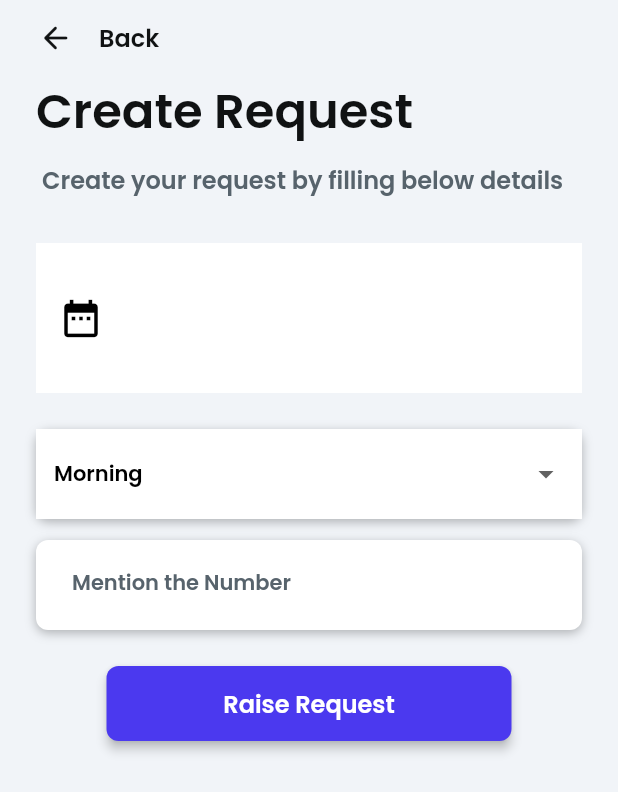
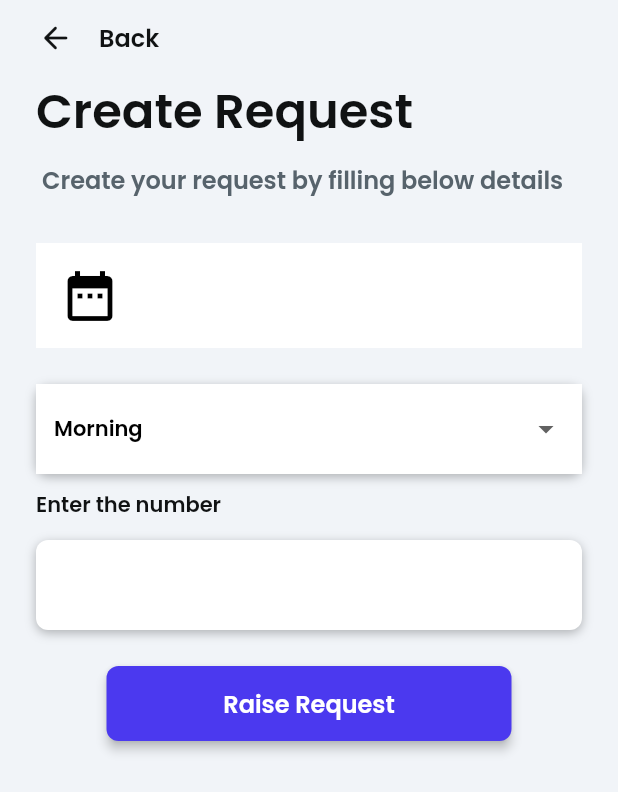
Before and after one commit to nrhdasa/flutterflow_hkmj, a Flutter app: the RequestWidget screen opened by its route, on a phone screen of 412 x 824 dp. Shown: the top 792 px of the screen. Run offline on Flutter 3.47's test engine with Material 2 defaults, Android fonts, the phone set to English and light mode, and no system bars; drawn by our look-alikes of auto_size_text; our stand-ins replace easy_debounce, equatable, flutter_datetime_picker, flutter_spinkit, font_awesome_flutter, go_router and 6 more; missing offline and left inert: json_path; accounts and stored records are empty.

Commit message:
Updating to latest FlutterFlow output.

```diff
--- a/lib/request/request_widget.dart
+++ b/lib/request/request_widget.dart
@@ -94,7 +94,12 @@ class _RequestWidgetState extends State<RequestWidget> {
         ),
       ),
       backgroundColor: FlutterFlowTheme.of(context).primaryBackground,
-      body: Column(
+      body: Container(
+        width: double.infinity,
+        height: double.infinity,
+        decoration: BoxDecoration(),
+        child: SingleChildScrollView(
+          child: Column(
             mainAxisSize: MainAxisSize.max,
             crossAxisAlignment: CrossAxisAlignment.center,
             children: [
@@ -108,9 +113,12 @@ class _RequestWidgetState extends State<RequestWidget> {
                         padding: EdgeInsetsDirectional.fromSTEB(8, 8, 8, 8),
                         child: Text(
                           'Create your request by filling below details',
-                      style: FlutterFlowTheme.of(context).subtitle2.override(
+                          style: FlutterFlowTheme.of(context)
+                              .subtitle2
+                              .override(
                                 fontFamily: 'Poppins',
-                            color: FlutterFlowTheme.of(context).secondaryText,
+                                color:
+                                    FlutterFlowTheme.of(context).secondaryText,
                               ),
                         ),
                       ),
@@ -122,7 +130,7 @@ class _RequestWidgetState extends State<RequestWidget> {
                 padding: EdgeInsetsDirectional.fromSTEB(24, 14, 24, 10),
                 child: Container(
                   width: double.infinity,
-              height: 100,
+                  height: 70,
                   decoration: BoxDecoration(
                     color: FlutterFlowTheme.of(context).primaryBtnText,
                   ),
@@ -141,23 +149,17 @@ class _RequestWidgetState extends State<RequestWidget> {
                     child: Row(
                       mainAxisSize: MainAxisSize.max,
                       children: [
-                    FlutterFlowIconButton(
-                      borderColor: Colors.transparent,
-                      borderRadius: 30,
-                      borderWidth: 1,
-                      buttonSize: 60,
-                      icon: Icon(
+                        Padding(
+                          padding: EdgeInsetsDirectional.fromSTEB(16, 0, 10, 0),
+                          child: Icon(
                             Icons.date_range,
                             color: Colors.black,
-                        size: 30,
+                            size: 40,
                           ),
-                      onPressed: () {
-                        print('IconButton pressed ...');
-                      },
                         ),
                         Text(
                           dateTimeFormat('MMMMEEEEd', datePicked),
-                      style: FlutterFlowTheme.of(context).bodyText1,
+                          style: FlutterFlowTheme.of(context).subtitle2,
                         ),
                       ],
                     ),
@@ -202,6 +204,18 @@ class _RequestWidgetState extends State<RequestWidget> {
                 ),
               ),
               Padding(
+                padding: EdgeInsetsDirectional.fromSTEB(24, 10, 0, 0),
+                child: Container(
+                  width: double.infinity,
+                  height: 20,
+                  decoration: BoxDecoration(),
+                  child: Text(
+                    'Enter the number',
+                    style: FlutterFlowTheme.of(context).bodyText1,
+                  ),
+                ),
+              ),
+              Padding(
                 padding: EdgeInsetsDirectional.fromSTEB(24, 14, 24, 0),
                 child: Container(
                   width: double.infinity,
@@ -221,9 +235,10 @@ class _RequestWidgetState extends State<RequestWidget> {
                     controller: numberController,
                     obscureText: false,
                     decoration: InputDecoration(
-                  labelText: 'Mention the Number',
                       labelStyle: FlutterFlowTheme.of(context).bodyText2,
-                  hintStyle: FlutterFlowTheme.of(context).bodyText1.override(
+                      hintStyle: FlutterFlowTheme.of(context)
+                          .bodyText1
+                          .override(
                             fontFamily: 'Lexend Deca',
                             color: FlutterFlowTheme.of(context).secondaryText,
                             fontSize: 14,
@@ -244,7 +259,7 @@ class _RequestWidgetState extends State<RequestWidget> {
                         borderRadius: BorderRadius.circular(12),
                       ),
                       filled: true,
-                  fillColor: FlutterFlowTheme.of(context).secondaryBackground,
+                      fillColor: Colors.white,
                       contentPadding:
                           EdgeInsetsDirectional.fromSTEB(24, 24, 20, 24),
                     ),
@@ -322,7 +337,8 @@ class _RequestWidgetState extends State<RequestWidget> {
                     color: FlutterFlowTheme.of(context).primaryColor,
                     textStyle: FlutterFlowTheme.of(context).subtitle2.override(
                           fontFamily: 'Poppins',
-                      color: FlutterFlowTheme.of(context).secondaryBackground,
+                          color:
+                              FlutterFlowTheme.of(context).secondaryBackground,
                           fontSize: 16,
                         ),
                     elevation: 3,
@@ -336,6 +352,8 @@ class _RequestWidgetState extends State<RequestWidget> {
               ),
             ],
           ),
+        ),
+      ),
     );
   }
 }
```
Lines whose indentation alone changed are shown as unchanged.
